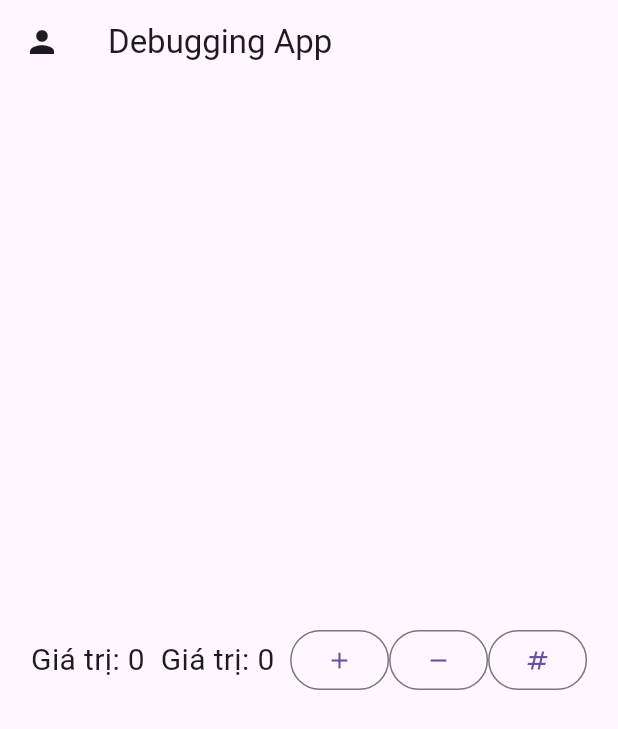
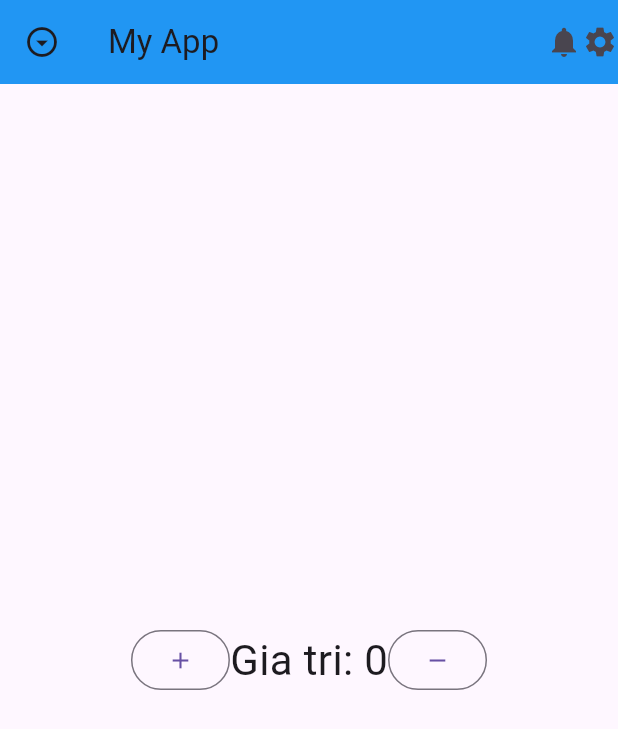
Before and after one commit to sunsunit2k3/flutter-app, a Flutter app: the screen it shows after launch, on a phone screen of 412 x 824 dp. Shown: the top 729 px of the screen. Run offline on Flutter 3.47's test engine with Material 3 defaults, Android fonts, the phone set to English and light mode, and no system bars.

Commit message:
lam-quen-voi-widget-p1

```diff
--- /dev/null
+++ b/lib/components/custom_button.dart
@@ -0,0 +1,12 @@
+import 'package:flutter/material.dart';
+
+class CustomeButton extends StatelessWidget {
+  final VoidCallback? onPressed;
+  final Widget icon;
+  const CustomeButton({Key? key, this.onPressed, required this.icon})
+      : super(key: key);
+  @override
+  Widget build(BuildContext context) {
+    return OutlinedButton(onPressed: onPressed, child: icon);
+  }
+}
--- a/lib/main.dart
+++ b/lib/main.dart
@@ -1,86 +1,17 @@
 import 'package:flutter/material.dart';
-import './my_object.dart';
+import 'package:flutter_application_1/pages/home/home_page.dart';
 
 void main() {
   runApp(const MyApp());
 }
 
-// Thay vì sử dụng _value trong class MyAppState, ta sử dụng _myObject để dễ dàng kiểm soát giá trị.
-// Điều này giúp trong việc tái sử dụng (_myObject có thể sử dụng nhiều lần trong dự án) và mở rộng (thêm chức năng mới).
-// Có tính logic cao, dễ dàng đọc hơn, dễ dàng kiểm soát hơn, dễ bảo trì hơn.
-
-class MyApp extends StatefulWidget {
+class MyApp extends StatelessWidget {
   const MyApp({super.key});
-  @override
-  State<MyApp> createState() => _MyAppState();
-}
-
-class _MyAppState extends State<MyApp> {
-  // int _value = 0;
-  final MyObject _myObject = MyObject(value_1: 0, value_2: 0);
-  String? title;
-  Widget _value_1() {
-    return Text(
-      'Giá trị: ${_myObject.value_1}  ',
-      style: const TextStyle(fontSize: 20),
-    );
-  }
-
-  Widget _value_2() {
-    return Text(
-      'Giá trị: ${_myObject.value_2}  ',
-      style: const TextStyle(fontSize: 20),
-    );
-  }
 
   @override
   Widget build(BuildContext context) {
-    return MaterialApp(
-      home: Scaffold(
-        appBar: AppBar(
-          leading: const Icon(Icons.person),
-          title: Text(title ?? 'Debugging App'),
-        ),
-        body: Center(
-          child: Column(
-            mainAxisAlignment: MainAxisAlignment.center,
-            children: [
-              Row(
-                mainAxisAlignment: MainAxisAlignment.center,
-                children: [
-                  // const TextField(),r
-                  _value_1(),
-                  _value_2(),
-                  OutlinedButton(
-                    onPressed: () {
-                      setState(() {
-                        _myObject.increase();
-                      });
-                    },
-                    child: const Icon(Icons.add),
-                  ),
-                  OutlinedButton(
-                    onPressed: () {
-                      setState(() {
-                        _myObject.decrease();
-                      });
-                    },
-                    child: const Icon(Icons.remove),
-                  ),
-                  OutlinedButton(
-                    onPressed: () {
-                      setState(() {
-                        _myObject.myValue = 100;
-                      });
-                    },
-                    child: const Icon(Icons.numbers),
-                  ),
-                ],
-              )
-            ],
-          ),
-        ),
-      ),
+    return const MaterialApp(
+      home: HomePage(),
     );
   }
 }
--- /dev/null
+++ b/lib/models/my_object.dart
@@ -0,0 +1,17 @@
+class MyObject {
+  int value;
+  MyObject({required this.value});
+// Cac kieu tham so;
+  void increase() {
+    value++;
+  }
+
+  void decrease() {
+    value--;
+  }
+
+  int get myValue => value;
+  set myValue(int newValue) {
+    value = newValue;
+  }
+}
--- a/lib/my_object.dart
+++ /dev/null
@@ -1,22 +0,0 @@
-class MyObject {
-  int value_1;
-  int value_2;
-  MyObject({required this.value_1, required this.value_2});
-// Cac kieu tham so;
-  void increase() {
-    value_1++;
-  }
-
-  void decrease() {
-    value_1--;
-  }
-
-  void sum() {
-    value_1 + value_2;
-  }
-
-  int get myValue => value_1;
-  set myValue(int newValue) {
-    value_1 = newValue;
-  }
-}
--- /dev/null
+++ b/lib/pages/home/home_page.dart
@@ -0,0 +1,53 @@
+import 'package:flutter/material.dart';
+import 'package:flutter_application_1/components/custom_button.dart';
+import 'package:flutter_application_1/models/my_object.dart';
+import 'package:flutter_application_1/widgets/value_display_widget.dart';
+
+class HomePage extends StatefulWidget {
+  const HomePage({super.key});
+
+  @override
+  State<HomePage> createState() => _HomePageState();
+}
+
+class _HomePageState extends State<HomePage> {
+  final MyObject _myObject = MyObject(value: 0);
+  String? title;
+
+  Widget _buildValueDisplay() {
+    return valueDisplay(_myObject.value);
+  }
+
+  @override
+  Widget build(BuildContext context) {
+    return Scaffold(
+        appBar: AppBar(
+          leading: const Icon(Icons.arrow_drop_down_circle_outlined),
+          title: const Text("My App"),
+          backgroundColor: Colors.blue,
+          actions: const [Icon(Icons.notifications), Icon(Icons.settings)],
+        ),
+        body: Center(
+          child: Row(
+            mainAxisAlignment: MainAxisAlignment.center,
+            children: [
+              CustomeButton(
+                  onPressed: () {
+                    setState(() {
+                      _myObject.increase();
+                    });
+                  },
+                  icon: const Icon(Icons.add)),
+              _buildValueDisplay(),
+              CustomeButton(
+                  onPressed: () {
+                    setState(() {
+                      _myObject.decrease();
+                    });
+                  },
+                  icon: const Icon(Icons.remove)),
+            ],
+          ),
+        ));
+  }
+}
--- /dev/null
+++ b/lib/widgets/value_display_widget.dart
@@ -0,0 +1,8 @@
+import 'package:flutter/material.dart';
+
+Widget valueDisplay(int value) {
+  return Text(
+    "Gia tri: $value",
+    style: const TextStyle(fontSize: 28),
+  );
+}
```
